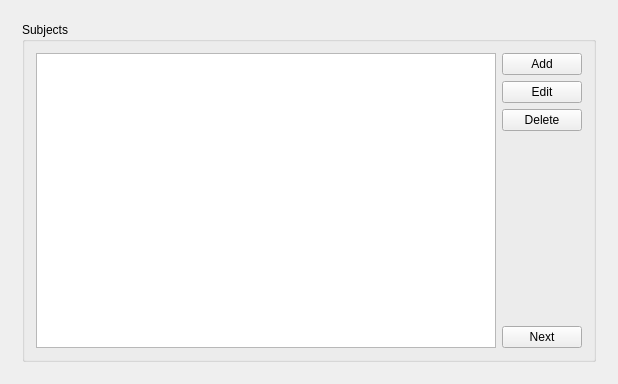
Qt form Orar/OrarApp/ThirdPage.ui (alexandrutm/UnivTimetable) before a commit.
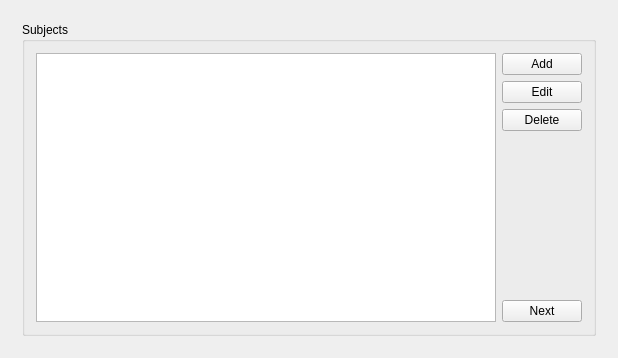
The same form after that commit.

Patch:
```diff
--- a/Orar/OrarApp/ThirdPage.ui
+++ b/Orar/OrarApp/ThirdPage.ui
@@ -7,7 +7,7 @@
     <x>0</x>
     <y>0</y>
     <width>618</width>
-    <height>384</height>
+    <height>358</height>
    </rect>
   </property>
   <property name="windowTitle">
```
